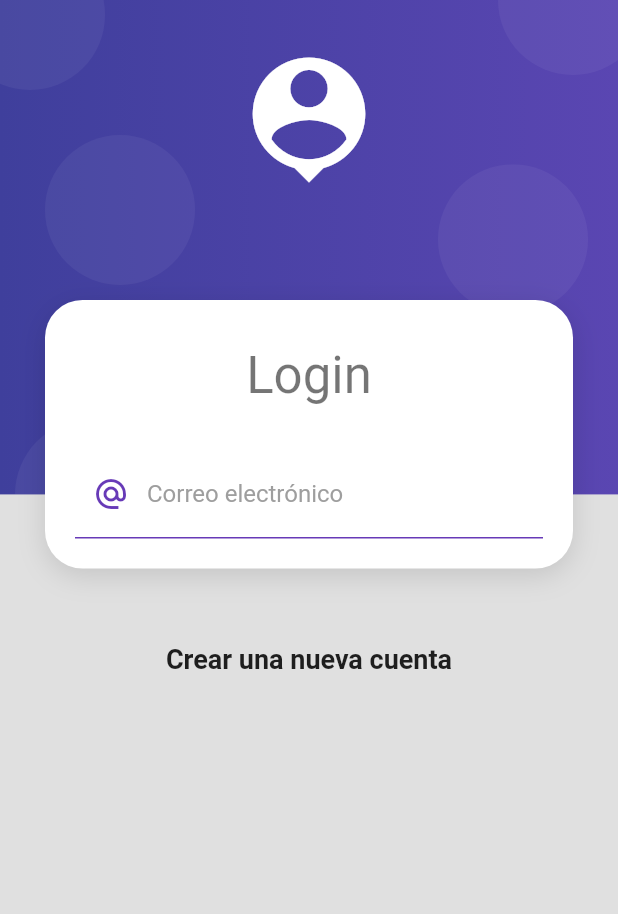
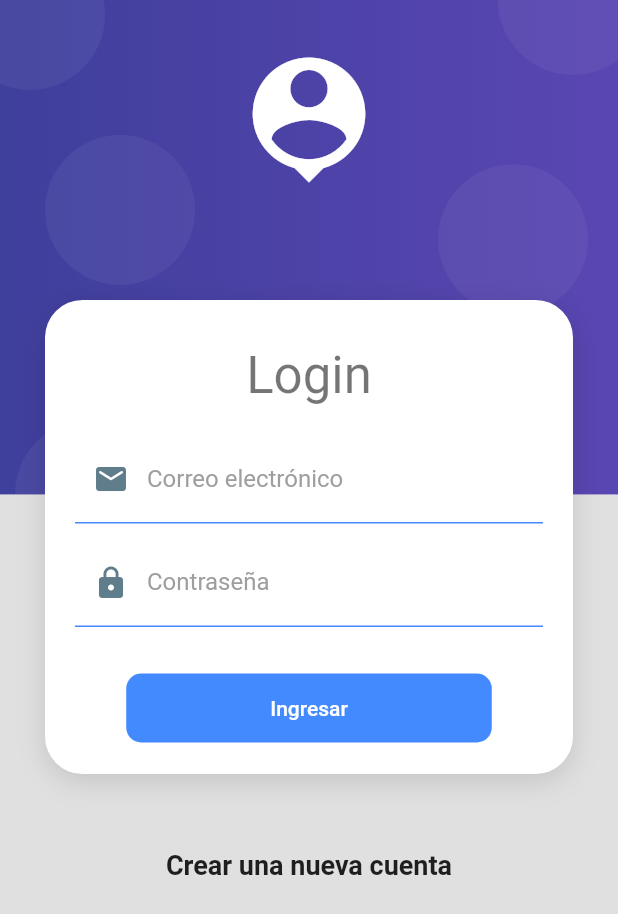
Before and after one commit to Luis-Angel-Santos/fisio_App_Movil, a Flutter app: the screen it shows after launch, on a phone screen of 412 x 824 dp. Shown: the top 914 px of the screen. Run offline on Flutter 3.47's test engine with Material 2 defaults, Android fonts, the phone set to English and light mode, and no system bars.

Commit message:
Reutilizar estilos de inputs

```diff
--- a/lib/screens/login_screen.dart
+++ b/lib/screens/login_screen.dart
@@ -1,3 +1,4 @@
+import 'package:fisio/ui/input_decorations.dart';
 import 'package:fisio/widgets/widgets.dart';
 import 'package:flutter/material.dart';
 
@@ -18,7 +19,7 @@ class LoginScreen extends StatelessWidget {
                   'Login',
                   style: Theme.of(context).textTheme.headline4,
                 ),
-                SizedBox(height: 30),
+                SizedBox(height: 20),
                 _LoginForm()
               ],
             )),
@@ -26,7 +27,8 @@ class LoginScreen extends StatelessWidget {
             Text(
               'Crear una nueva cuenta',
               style: TextStyle(fontSize: 18, fontWeight: FontWeight.bold),
-            )
+            ),
+            SizedBox(height: 50),
           ],
         )),
       ),
@@ -45,21 +47,37 @@ class _LoginForm extends StatelessWidget {
             TextFormField(
               autocorrect: false,
               keyboardType: TextInputType.emailAddress,
-              decoration: InputDecoration(
-                  enabledBorder: UnderlineInputBorder(
-                    borderSide: BorderSide(color: Colors.deepPurple),
-                  ),
-                  focusedBorder: UnderlineInputBorder(
-                      borderSide:
-                          BorderSide(color: Colors.deepPurple, width: 2)),
+              decoration: InputDecorations.authInputDecoration(
                   hintText: 'yourname@example.com',
                   labelText: 'Correo electrónico',
-                  labelStyle: TextStyle(color: Colors.grey),
-                  prefixIcon: Icon(
-                    Icons.alternate_email_sharp,
-                    color: Colors.deepPurple,
-                  )),
-            )
+                  prefixIcon: Icons.email_rounded),
+            ),
+            SizedBox(height: 10),
+            TextFormField(
+              autocorrect: false,
+              obscureText: true,
+              keyboardType: TextInputType.emailAddress,
+              decoration: InputDecorations.authInputDecoration(
+                  hintText: '******',
+                  labelText: 'Contraseña',
+                  prefixIcon: Icons.lock),
+            ),
+            SizedBox(height: 30),
+            MaterialButton(
+                shape: RoundedRectangleBorder(
+                    borderRadius: BorderRadius.circular(10)),
+                disabledColor: Colors.grey,
+                elevation: 0,
+                color: Colors.blueAccent,
+                child: Container(
+                    padding: EdgeInsets.symmetric(horizontal: 80, vertical: 15),
+                    child: Text(
+                      'Ingresar',
+                      style: TextStyle(color: Colors.white),
+                    )),
+                onPressed: () {
+                  // TODO: Login Form
+                })
           ],
         ),
       ),
--- /dev/null
+++ b/lib/ui/input_decorations.dart
@@ -0,0 +1,21 @@
+import 'package:flutter/material.dart';
+
+class InputDecorations {
+  static InputDecoration authInputDecoration(
+      {required String labelText,
+      required String hintText,
+      IconData? prefixIcon}) {
+    return InputDecoration(
+        enabledBorder: UnderlineInputBorder(
+          borderSide: BorderSide(color: Colors.blueAccent),
+        ),
+        focusedBorder: UnderlineInputBorder(
+            borderSide: BorderSide(color: Colors.blueAccent, width: 2)),
+        hintText: hintText,
+        labelText: labelText,
+        labelStyle: TextStyle(color: Colors.grey),
+        prefixIcon: prefixIcon != null
+            ? Icon(prefixIcon, color: Colors.blueGrey)
+            : null);
+  }
+}
```
